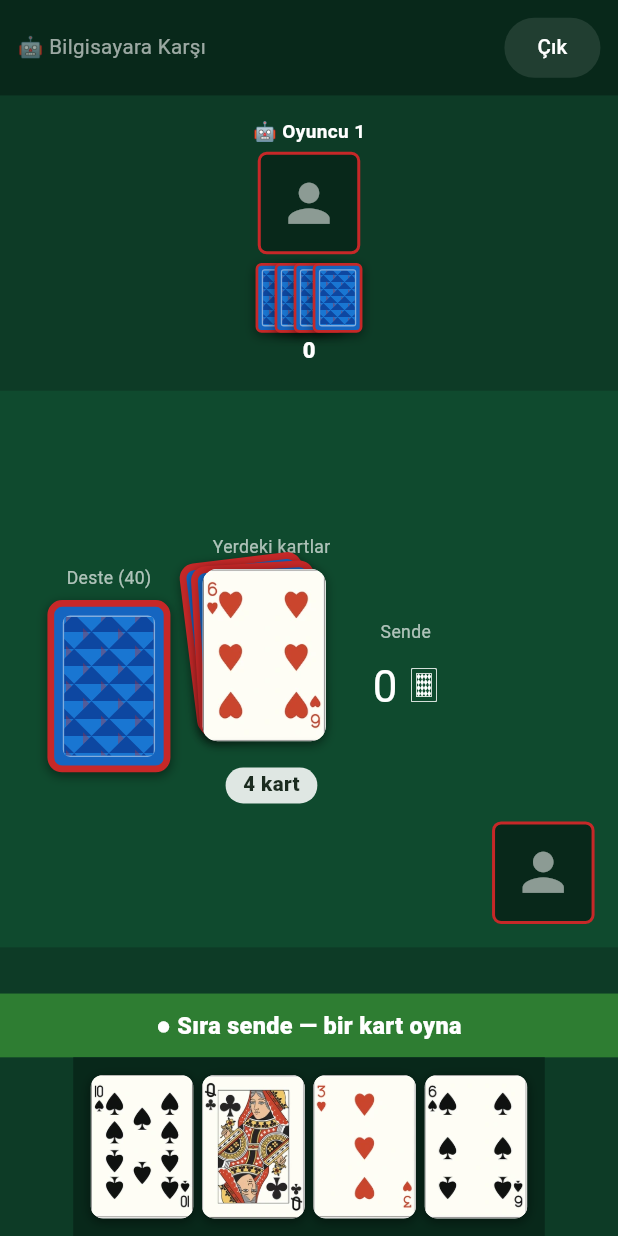
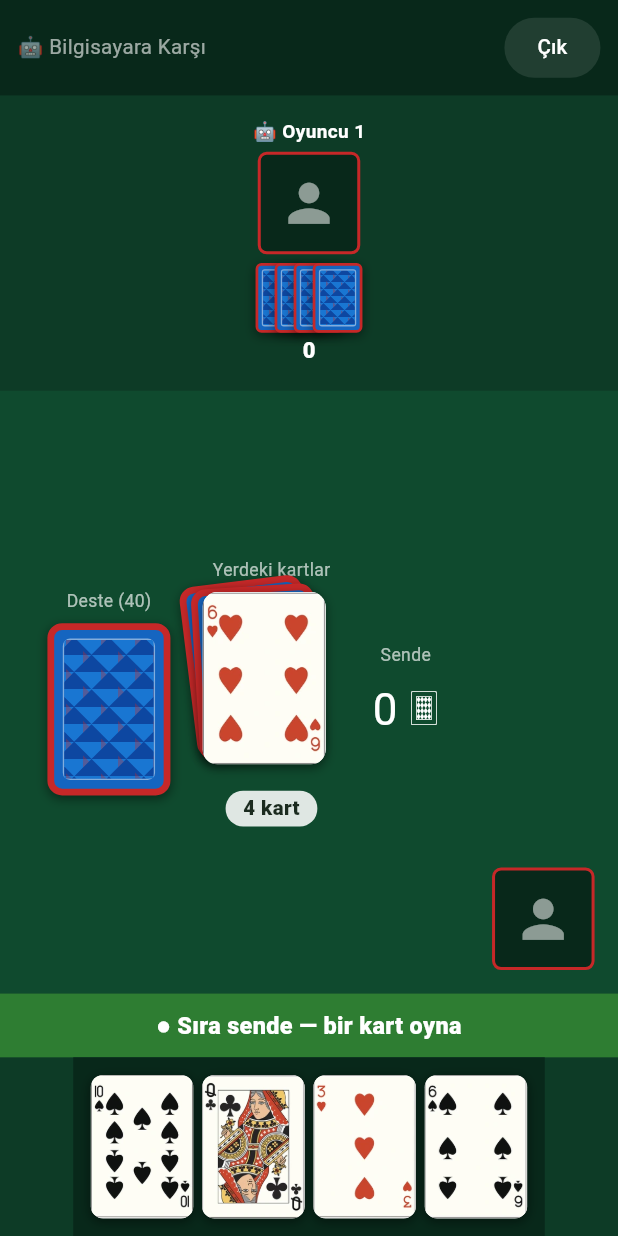
Before and after one commit to lutfuerkul/uno_online, a Flutter app: the PistiBotScreen screen opened directly, after a tap on an icon or button, on a phone screen of 412 x 824 dp. Run offline on Flutter 3.47's test engine with Material 3 defaults, Android fonts, the phone set to English and light mode, and no system bars; our stand-ins replace cloud_firestore, firebase_auth, firebase_core, image_picker, package_info_plus, shared_preferences; accounts and stored records are empty; network calls fail.

Commit message:
UNO ve Pişti durum bannerlarını Okey gibi tek satıra indir
Bilgi (son hamle) ve sıra satırları ayrı ayrı gösteriliyordu; ikisini
Okey'deki öncelik sırasıyla tek durum bannerında birleştirildi.
Online ve bot modları aynı board view'ı paylaştığı için hepsi kapsandı;
web prototipleri de aynı dile çekildi.

Co-authored-by: lutfuerkul <lutfuerkul@users.noreply.github.com>

```diff
--- a/lib/pisti/widgets/pisti_board_view.dart
+++ b/lib/pisti/widgets/pisti_board_view.dart
@@ -213,8 +213,7 @@ class _Board extends StatelessWidget {
                   ),
                 ),
                 // Kendi fotoğrafım — sağ altta, ekranın kenarına ve alttaki
-                // bilgi/sıra banner'ına tam yaslanmadan hafif ayrık (ikisinden
-                // de eşit boşlukla).
+                // durum banner'ına tam yaslanmadan hafif ayrık.
                 Positioned(
                   right: _s(16),
                   bottom: _s(16),
@@ -230,39 +229,13 @@ class _Board extends StatelessWidget {
           ),
         ),
 
-        // Her zaman aynı slotta kalır (yazı yokken de boş satır olarak) —
-        // aksi halde banner görünüp kaybolunca orta alan (FittedBox) sürekli
-        // yeniden ölçeklenip ekranı zıplatıyordu.
-        _LastActionBanner(
-          action: state.status == 'playing' ? state.lastAction : null,
-          playerName: state.lastAction != null
-              ? controller.opponentName(state.lastAction!.player)
-              : '',
+        // Son hamle + sıra durumu tek satırda (Okey ile aynı dil).
+        _StatusBanner(
+          controller: controller,
+          state: state,
+          collecting: _collecting,
+          isMyTurn: _isMyTurn,
           scale: scale,
-        ),
-
-        Container(
-          width: double.infinity,
-          padding: EdgeInsets.all(_s(10)),
-          color: _isMyTurn ? PistiColors.turnMine : PistiColors.turnTheirs,
-          // FittedBox: satıra sığmayan uzun metinler (2 satıra geçip
-          // yükseklik değiştirmeden) küçültülerek tek satırda kalır.
-          child: FittedBox(
-            fit: BoxFit.scaleDown,
-            child: Text(
-              _collecting
-                  ? '🧹 ${controller.opponentName(state.pendingCapture!.by)} masayı topluyor...'
-                  : (_isMyTurn ? '● Sıra sende — bir kart oyna' : '○ Sıra: ${controller.opponentName(state.currentTurn)}'),
-              textAlign: TextAlign.center,
-              maxLines: 1,
-              softWrap: false,
-              style: TextStyle(
-                color: _isMyTurn ? Colors.white : PistiColors.turnTheirsText,
-                fontWeight: FontWeight.w800,
-                fontSize: _s(16),
-              ),
-            ),
-          ),
         ),
 
         Container(
@@ -492,32 +465,36 @@ class _OpponentTile extends StatelessWidget {
   }
 }
 
-class _LastActionBanner extends StatefulWidget {
-  /// null ise gösterilecek bir şey yok — yine de aynı boş satır yüksekliği
-  /// korunur (bkz. çağıran yerdeki yorum).
-  final PistiLastAction? action;
-  final String playerName;
+/// Son hamle bilgisi ve sıra durumu tek satırda — Okey `_turnBanner` ile
+/// aynı öncelik: toplama → sıra bende → son hamle (pişti pulse) → kimin sırası.
+class _StatusBanner extends StatefulWidget {
+  final PistiBoardController controller;
+  final PistiGameState state;
+  final bool collecting;
+  final bool isMyTurn;
+  final double scale;
 
-  /// bkz. [_computeScale] — yazı puntoları/boşluklar bununla çarpılır.
-  /// (Aşağıdaki `_pulse` ile karıştırılmamalı: o, pişti anındaki büyüyüp
-  /// küçülme animasyonu.)
-  final double scale;
-  const _LastActionBanner(
-      {required this.action, required this.playerName, required this.scale});
+  const _StatusBanner({
+    required this.controller,
+    required this.state,
+    required this.collecting,
+    required this.isMyTurn,
+    required this.scale,
+  });
 
   @override
-  State<_LastActionBanner> createState() => _LastActionBannerState();
+  State<_StatusBanner> createState() => _StatusBannerState();
 }
 
-class _LastActionBannerState extends State<_LastActionBanner>
+class _StatusBannerState extends State<_StatusBanner>
     with SingleTickerProviderStateMixin {
   late final AnimationController _controller;
-
-  /// Pişti olunca banner'ı hafifçe büyütüp küçülten animasyon — ekran
-  /// ölçeğiyle (widget.scale) ilgisi yok.
   late final Animation<double> _pulse;
 
   double _s(double v) => v * widget.scale;
+
+  PistiLastAction? get _action =>
+      widget.state.status == 'playing' ? widget.state.lastAction : null;
 
   @override
   void initState() {
@@ -529,20 +506,18 @@ class _LastActionBannerState extends State<_LastActionBanner>
     _pulse = Tween<double>(begin: 1, end: 1.05).animate(
       CurvedAnimation(parent: _controller, curve: Curves.easeInOut),
     );
-    if (widget.action?.isPisti ?? false) {
+    if (_action?.isPisti ?? false) {
       _runPistiPulse();
     }
   }
 
   @override
-  void didUpdateWidget(covariant _LastActionBanner oldWidget) {
+  void didUpdateWidget(covariant _StatusBanner oldWidget) {
     super.didUpdateWidget(oldWidget);
-    // Widget artık her zaman aynı yuvada kalıyor (bkz. çağıran yer); bu
-    // yüzden yeni bir pişti olduğunda pulse animasyonunu burada tetikliyoruz
-    // (eskiden widget her seferinde yeniden oluşturulduğu için initState
-    // yeterliydi).
-    final a = widget.action;
-    if (a != null && a.isPisti && a != oldWidget.action) {
+    final a = _action;
+    final oldAction =
+        oldWidget.state.status == 'playing' ? oldWidget.state.lastAction : null;
+    if (a != null && a.isPisti && a != oldAction) {
       _runPistiPulse();
     }
   }
@@ -564,77 +539,66 @@ class _LastActionBannerState extends State<_LastActionBanner>
 
   @override
   Widget build(BuildContext context) {
-    final action = widget.action;
-    if (action == null) {
-      return Padding(
-        padding: EdgeInsets.symmetric(vertical: _s(4), horizontal: _s(10)),
-        child: Text(
-          '',
-          textAlign: TextAlign.center,
-          style: TextStyle(
-              color: PistiColors.lastAction, fontSize: _s(16.5), fontWeight: FontWeight.w700),
-        ),
-      );
+    final c = widget.controller;
+    final isMyTurn = widget.isMyTurn;
+    final action = _action;
+
+    String text;
+    Color bg;
+    Color textColor = Colors.white;
+    var isPisti = false;
+
+    if (widget.collecting) {
+      text =
+          '🧹 ${c.opponentName(widget.state.pendingCapture!.by)} masayı topluyor...';
+      bg = isMyTurn ? PistiColors.turnMine : PistiColors.turnTheirs;
+      textColor = isMyTurn ? Colors.white : PistiColors.turnTheirsText;
+    } else if (isMyTurn) {
+      text = '● Sıra sende — bir kart oyna';
+      bg = PistiColors.turnMine;
+    } else if (action != null && action.isPisti) {
+      isPisti = true;
+      final who = c.opponentName(action.player);
+      text = action.isJackPisti
+          ? '🎉 $who VALE PİŞTİ yaptı! (+15)'
+          : '🎉 $who PİŞTİ yaptı! (${action.card.nameTr})';
+      bg = PistiColors.pistiBannerBg;
+      textColor = PistiColors.pistiBannerText;
+    } else if (action != null) {
+      final who = c.opponentName(action.player);
+      text = action.captured
+          ? '$who ${action.card.nameTr} oynadı — yaktı! 🔥'
+          : '$who ${action.card.nameTr} oynadı';
+      bg = PistiColors.turnTheirs;
+      textColor = PistiColors.turnTheirsText;
+    } else {
+      text = '○ Sıra: ${c.opponentName(widget.state.currentTurn)}';
+      bg = PistiColors.turnTheirs;
+      textColor = PistiColors.turnTheirsText;
     }
-    if (action.isPisti) {
-      return ScaleTransition(
-        scale: _pulse,
-        child: Container(
-          margin: EdgeInsets.symmetric(vertical: _s(4), horizontal: _s(12)),
-          padding: EdgeInsets.symmetric(vertical: _s(8), horizontal: _s(10)),
-          decoration: BoxDecoration(
-            color: PistiColors.pistiBannerBg,
-            borderRadius: BorderRadius.circular(_s(10)),
-          ),
-          child: FittedBox(
-            fit: BoxFit.scaleDown,
-            child: Text(
-              action.isJackPisti
-                  ? '🎉 ${widget.playerName} VALE PİŞTİ yaptı! (+15)'
-                  : '🎉 ${widget.playerName} PİŞTİ yaptı! (${action.card.nameTr})',
-              textAlign: TextAlign.center,
-              maxLines: 1,
-              softWrap: false,
-              style: TextStyle(
-                color: PistiColors.pistiBannerText,
-                fontSize: _s(17),
-                fontWeight: FontWeight.w900,
-              ),
-            ),
-          ),
-        ),
-      );
-    }
-    return Padding(
-      padding: EdgeInsets.symmetric(vertical: _s(4), horizontal: _s(10)),
-      // FittedBox: satıra sığmayan uzun metinler (2 satıra geçip yükseklik
-      // değiştirmeden) küçültülerek tek satırda kalır.
+
+    final banner = Container(
+      width: double.infinity,
+      padding: EdgeInsets.all(_s(10)),
+      color: bg,
       child: FittedBox(
         fit: BoxFit.scaleDown,
-        child: RichText(
+        child: Text(
+          text,
           textAlign: TextAlign.center,
           maxLines: 1,
-          overflow: TextOverflow.clip,
-          text: TextSpan(
-            style: TextStyle(
-              color: PistiColors.lastAction,
-              fontSize: _s(16.5),
-              fontWeight: FontWeight.w700,
-            ),
-            children: [
-              TextSpan(text: '${widget.playerName} '),
-              TextSpan(
-                text: action.card.nameTr,
-                style: const TextStyle(fontWeight: FontWeight.w900),
-              ),
-              TextSpan(
-                text: action.captured ? ' oynadı — yaktı! 🔥' : ' oynadı',
-              ),
-            ],
+          softWrap: false,
+          style: TextStyle(
+            color: textColor,
+            fontWeight: FontWeight.w800,
+            fontSize: _s(16),
           ),
         ),
       ),
     );
+
+    if (!isPisti) return banner;
+    return ScaleTransition(scale: _pulse, child: banner);
   }
 }
 
```
Also changed, not shown: lib/widgets/uno_board_view.dart (+65 -109 lines), 4 other files.
